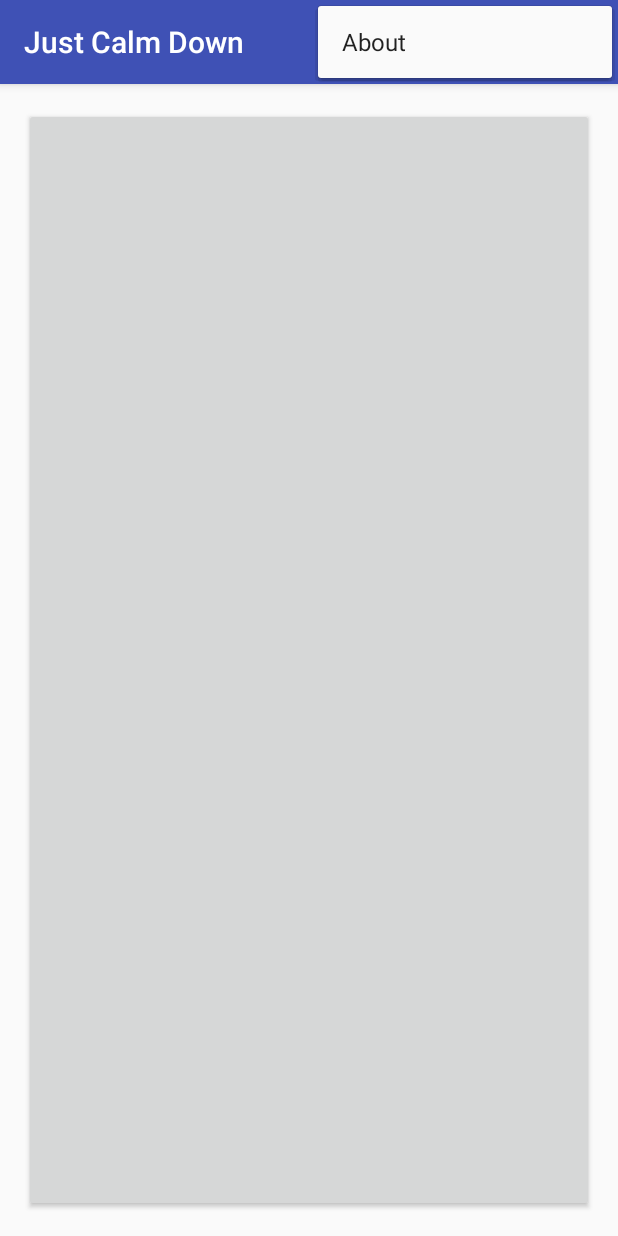
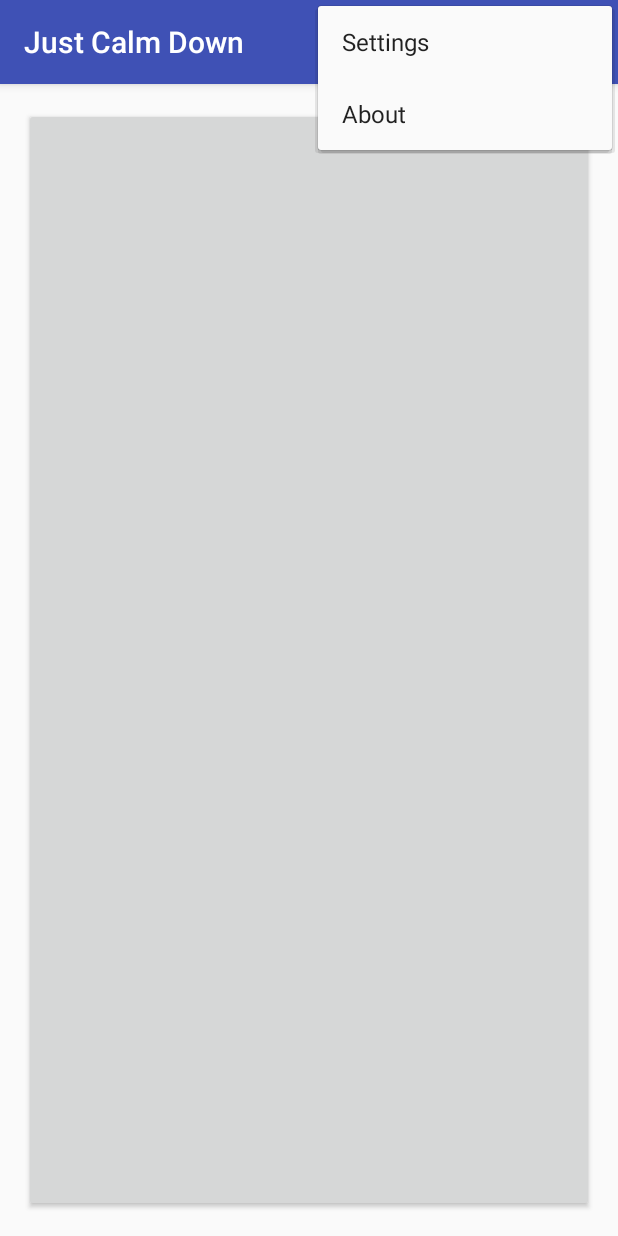
Before and after one commit to mohitagarwal/JustCalmDown, an Android app: the screen it shows after launch (MainActivity), with the options menu open, on a phone screen of 412 x 824 dp. Run offline under Robolectric (Android 15) with nearby library versions, the phone set to English and light mode, and no system bars; libraries missing offline, so code that uses them is left out: pl.droidsonroids.gif; plain views replace GifImageButton; 5 statements that could not run were skipped.

Commit message:
adding settings for time and vibration

```diff
--- a/app/src/main/AndroidManifest.xml
+++ b/app/src/main/AndroidManifest.xml
@@ -3,6 +3,7 @@
     package="com.openshutters.justcalmdown">
 
     <uses-permission android:name="android.permission.INTERNET"/>
+    <uses-permission android:name="android.permission.VIBRATE"/>
 
     <application
         android:allowBackup="true"
--- a/app/src/main/java/com/openshutters/justcalmdown/MainActivity.java
+++ b/app/src/main/java/com/openshutters/justcalmdown/MainActivity.java
@@ -1,7 +1,9 @@
 package com.openshutters.justcalmdown;
 
+import android.content.Context;
 import android.content.Intent;
 import android.os.Bundle;
+import android.os.Vibrator;
 import android.support.v7.app.AppCompatActivity;
 import android.support.v7.widget.Toolbar;
 import android.view.Menu;
@@ -14,10 +16,25 @@ import pl.droidsonroids.gif.GifImageButton;
 
 public class MainActivity extends AppCompatActivity {
 
+    long[] vibrationPattern = { 1000,
+            0, 500,           // pattern for inhaling 4000
+            3500, 100,           // pattern for inhaling 4000
+
+            0, 1000,           // small pause
+
+            100, 1400,           // pattern for exhaling 6000
+            100, 1400,
+            100, 1400,
+            100, 1400
+    };
+
     @Override
     protected void onCreate(Bundle savedInstanceState) {
         super.onCreate(savedInstanceState);
         setContentView(R.layout.activity_main);
+
+        final Vibrator vibrator = (Vibrator) getSystemService(Context.VIBRATOR_SERVICE);
+
         Toolbar toolbar = (Toolbar) findViewById(R.id.toolbar);
         setSupportActionBar(toolbar);
 
@@ -27,6 +44,10 @@ public class MainActivity extends AppCompatActivity {
         final MediaController mediaController = new MediaController(this);
         mediaController.setMediaPlayer(gifDrawable);
         mediaController.setAnchorView(gif);
+
+        if(vibrator.hasVibrator()){
+            vibrator.vibrate(vibrationPattern, -1);
+        }
 
         gif.setOnClickListener(new View.OnClickListener() {
             @Override
@@ -67,6 +88,9 @@ public class MainActivity extends AppCompatActivity {
         if (id == R.id.action_about) {
             startActivity(new Intent(this, AboutActivity.class));
             return true;
+        } else if(id == R.id.action_settings){
+            startActivity(new Intent(this, SettingsActivity.class));
+            return true;
         }
 
         return super.onOptionsItemSelected(item);
--- a/app/src/main/res/menu/menu_main.xml
+++ b/app/src/main/res/menu/menu_main.xml
@@ -2,6 +2,10 @@
     xmlns:app="http://schemas.android.com/apk/res-auto"
     xmlns:tools="http://schemas.android.com/tools"
     tools:context="com.openshutters.justcalmdown.MainActivity">
+    <item
+        android:id="@+id/action_settings"
+        android:title="@string/action_settings"
+        app:showAsAction="never" />
     <item
         android:id="@+id/action_about"
         android:orderInCategory="100"
--- a/app/src/main/res/values/strings.xml
+++ b/app/src/main/res/values/strings.xml
@@ -2,4 +2,5 @@
     <string name="app_name">Just Calm Down</string>
     <string name="title_about">About</string>
     <string name="action_about">About</string>
+    <string name="action_settings">Settings</string>
 </resources>
```
Also changed, not shown: app/src/main/java/com/openshutters/justcalmdown/SettingsActivity.java (added, +24 -0 lines), app/src/main/res/layout/activity_settings.xml (added, +30 -0 lines), app/src/main/res/values/array.xml (added, +11 -0 lines), app/src/main/res/xml/settings.xml (added, +17 -0 lines).
